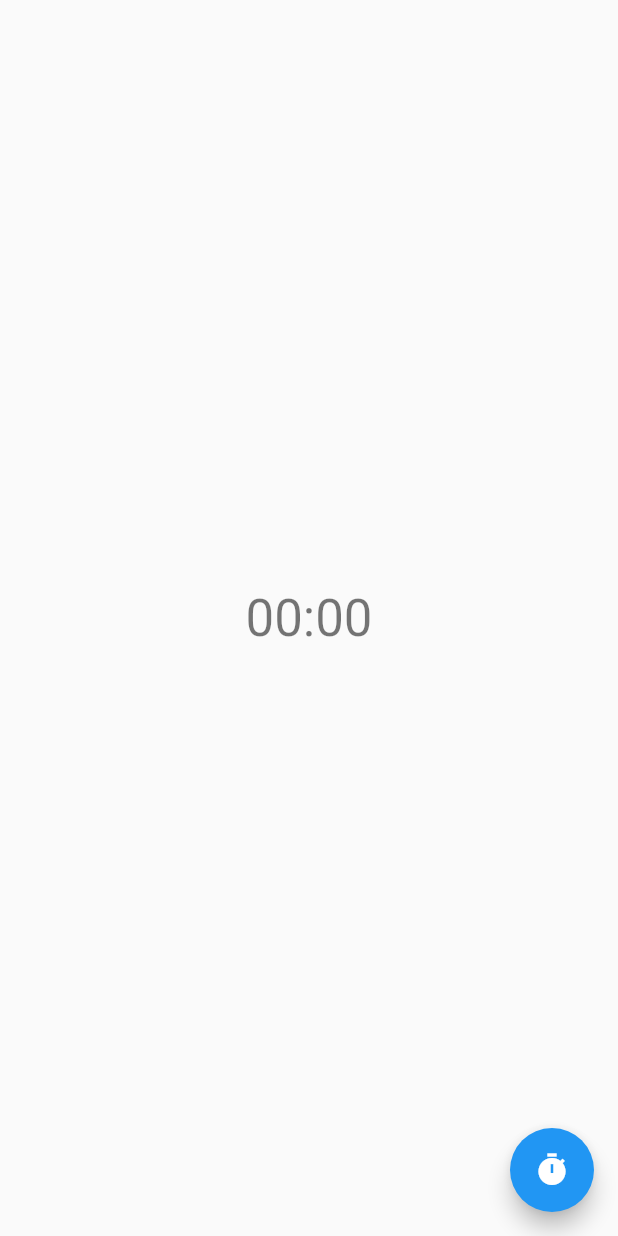
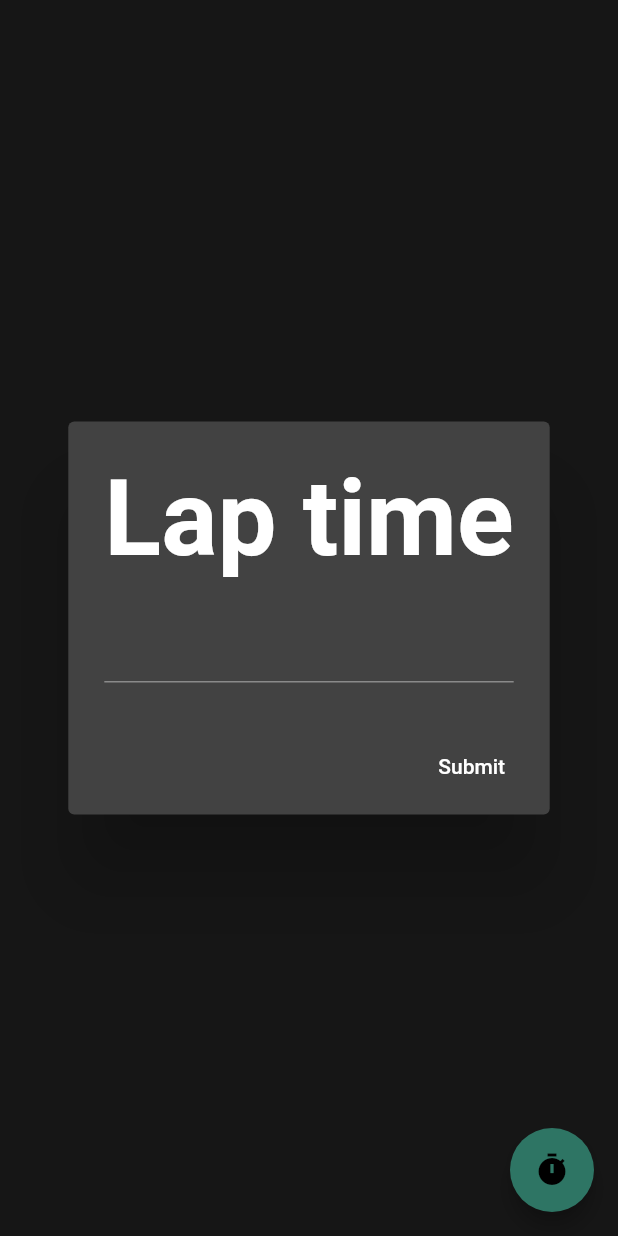
Before and after one commit to adamorucu/looped-timer, a Flutter app: the screen it shows after launch, after a tap on the "timer" icon, on a phone screen of 412 x 824 dp. Run offline on Flutter 3.47's test engine with Material 2 defaults, Android fonts, the light colour scheme and no system bars.

Commit message:
themes and laps

```diff
--- a/lib/main.dart
+++ b/lib/main.dart
@@ -11,8 +11,10 @@ class MyApp extends StatelessWidget {
     return MaterialApp(
       debugShowCheckedModeBanner: false,
       theme: ThemeData(
-        primarySwatch: Colors.blue,
-      ),
+          brightness: Brightness.dark,
+          textTheme: TextTheme(
+              title: TextStyle(fontWeight: FontWeight.bold, fontSize: 70),
+              subtitle: TextStyle(fontSize: 40))),
       home: MyHomePage(),
     );
   }
@@ -29,6 +31,7 @@ class MyHomePage extends StatefulWidget {
 class _MyHomePageState extends State<MyHomePage> {
   String _time = "00:00";
   int laptime = 30;
+  int laps = 0;
   var stopwatch = new Stopwatch();
   Timer timer;
 
@@ -43,6 +46,9 @@ class _MyHomePageState extends State<MyHomePage> {
       int elapsed = stopwatch.elapsedMilliseconds;
       if (elapsed >= laptime * 1000) {
         stopwatch.reset();
+        setState(() {
+          laps++;
+        });
         _ring();
       }
       _set();
@@ -86,12 +92,37 @@ class _MyHomePageState extends State<MyHomePage> {
     stop();
     stopwatch.reset();
     _set();
+    setState(() {
+      laps = 0;
+    });
   }
 
   _change(int lapt) {
     setState(() {
       laptime = lapt;
     });
+  }
+
+  Future<String> createAlertDialog(BuildContext context) {
+    TextEditingController myController = TextEditingController();
+    return showDialog(
+        context: context,
+        builder: (context) {
+          return AlertDialog(
+            title: Text('Lap time'),
+            content: TextField(
+              controller: myController,
+            ),
+            actions: <Widget>[
+              MaterialButton(
+                child: Text('Submit'),
+                onPressed: () {
+                  Navigator.of(context).pop(myController.text.toString());
+                },
+              )
+            ],
+          );
+        });
   }
 
   @override
@@ -105,14 +136,23 @@ class _MyHomePageState extends State<MyHomePage> {
               children: <Widget>[
                 Text(
                   '$_time',
-                  style: Theme.of(context).textTheme.display1,
+                  style: Theme.of(context).textTheme.title,
                 ),
+                Text((transformTime(laps * laptime * 1000))),
+                Text("Laps: " + laps.toString())
               ],
             ),
           ),
           floatingActionButton: FloatingActionButton(
-            onPressed: _reset,
-            tooltip: 'Increment',
+            onPressed: () {
+              createAlertDialog(context).then((onValue) {
+                setState(() {
+                  laptime = int.parse(onValue);
+                  _reset();
+                });
+              });
+            },
+            tooltip: 'New',
             child: Icon(Icons.timer),
           ),
         ));
```
